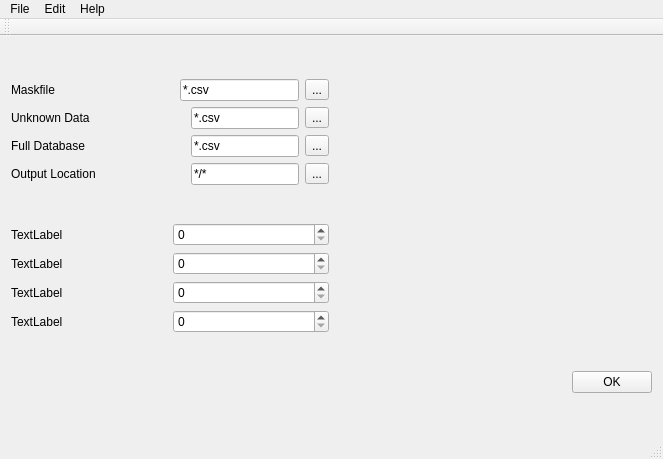
First picture: the form in gui/guitest.ui, repository tisaconundrum2/PySAT-GUI, before the edit.
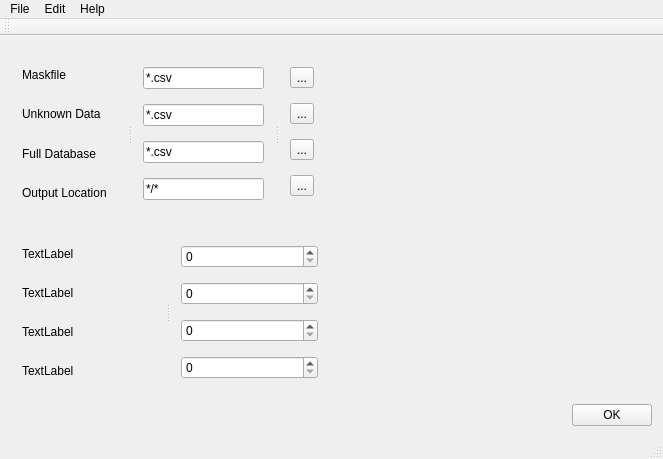
Second picture: the form after the edit.

What changed in the file:
```diff
--- a/gui/guitest.ui
+++ b/gui/guitest.ui
@@ -15,9 +15,39 @@
   </property>
   <widget class="QWidget" name="centralWidget">
    <layout class="QGridLayout" name="gridLayout">
+    <item row="2" column="1">
+     <layout class="QHBoxLayout" name="horizontalLayout_5">
+      <item>
+       <spacer name="horizontalSpacer_5">
+        <property name="orientation">
+         <enum>Qt::Horizontal</enum>
+        </property>
+        <property name="sizeHint" stdset="0">
+         <size>
+          <width>40</width>
+          <height>20</height>
+         </size>
+        </property>
+       </spacer>
+      </item>
+      <item>
+       <widget class="QPushButton" name="pushButton">
+        <property name="mouseTracking">
+         <bool>false</bool>
+        </property>
+        <property name="text">
+         <string>OK</string>
+        </property>
+       </widget>
+      </item>
+     </layout>
+    </item>
     <item row="1" column="0">
-     <layout class="QHBoxLayout" name="horizontalLayout_6">
-      <item>
+     <widget class="QSplitter" name="splitter">
+      <property name="orientation">
+       <enum>Qt::Horizontal</enum>
+      </property>
+      <widget class="QWidget" name="">
        <layout class="QVBoxLayout" name="verticalLayout_3">
         <item>
          <widget class="QLabel" name="label_5">
@@ -48,9 +78,9 @@
          </widget>
         </item>
        </layout>
-      </item>
-      <item>
-       <layout class="QVBoxLayout" name="verticalLayout_2">
+      </widget>
+      <widget class="QWidget" name="">
+       <layout class="QVBoxLayout" name="verticalLayout_4">
         <item>
          <widget class="QSpinBox" name="spinBox">
           <property name="maximum">
@@ -80,40 +110,16 @@
          </widget>
         </item>
        </layout>
-      </item>
-     </layout>
-    </item>
-    <item row="2" column="1">
-     <layout class="QHBoxLayout" name="horizontalLayout_5">
-      <item>
-       <spacer name="horizontalSpacer_5">
-        <property name="orientation">
-         <enum>Qt::Horizontal</enum>
-        </property>
-        <property name="sizeHint" stdset="0">
-         <size>
-          <width>40</width>
-          <height>20</height>
-         </size>
-        </property>
-       </spacer>
-      </item>
-      <item>
-       <widget class="QPushButton" name="pushButton">
-        <property name="mouseTracking">
-         <bool>false</bool>
-        </property>
-        <property name="text">
-         <string>OK</string>
-        </property>
-       </widget>
-      </item>
-     </layout>
+      </widget>
+     </widget>
     </item>
     <item row="0" column="0">
-     <layout class="QVBoxLayout" name="verticalLayout">
-      <item>
-       <layout class="QHBoxLayout" name="horizontalLayout_3">
+     <widget class="QSplitter" name="splitter_2">
+      <property name="orientation">
+       <enum>Qt::Horizontal</enum>
+      </property>
+      <widget class="QWidget" name="">
+       <layout class="QVBoxLayout" name="verticalLayout_6">
         <item>
          <widget class="QLabel" name="label_3">
           <property name="text">
@@ -122,40 +128,6 @@
          </widget>
         </item>
         <item>
-         <spacer name="horizontalSpacer">
-          <property name="orientation">
-           <enum>Qt::Horizontal</enum>
-          </property>
-          <property name="sizeHint" stdset="0">
-           <size>
-            <width>40</width>
-            <height>20</height>
-           </size>
-          </property>
-         </spacer>
-        </item>
-        <item>
-         <widget class="QLineEdit" name="lineEdit">
-          <property name="text">
-           <string extracomment="Make this change whenever a new file is selected">*.csv</string>
-          </property>
-          <property name="readOnly">
-           <bool>true</bool>
-          </property>
-         </widget>
-        </item>
-        <item>
-         <widget class="QToolButton" name="toolButton">
-          <property name="text">
-           <string>...</string>
-          </property>
-         </widget>
-        </item>
-       </layout>
-      </item>
-      <item>
-       <layout class="QHBoxLayout" name="horizontalLayout">
-        <item>
          <widget class="QLabel" name="label">
           <property name="text">
            <string>Unknown Data</string>
@@ -163,40 +135,6 @@
          </widget>
         </item>
         <item>
-         <spacer name="horizontalSpacer_3">
-          <property name="orientation">
-           <enum>Qt::Horizontal</enum>
-          </property>
-          <property name="sizeHint" stdset="0">
-           <size>
-            <width>40</width>
-            <height>20</height>
-           </size>
-          </property>
-         </spacer>
-        </item>
-        <item>
-         <widget class="QLineEdit" name="lineEdit_2">
-          <property name="text">
-           <string extracomment="Make this change whenever a new file is selected">*.csv</string>
-          </property>
-          <property name="readOnly">
-           <bool>true</bool>
-          </property>
-         </widget>
-        </item>
-        <item>
-         <widget class="QToolButton" name="toolButton_2">
-          <property name="text">
-           <string>...</string>
-          </property>
-         </widget>
-        </item>
-       </layout>
-      </item>
-      <item>
-       <layout class="QHBoxLayout" name="horizontalLayout_2">
-        <item>
          <widget class="QLabel" name="label_2">
           <property name="text">
            <string>Full Database</string>
@@ -204,58 +142,45 @@
          </widget>
         </item>
         <item>
-         <spacer name="horizontalSpacer_4">
-          <property name="orientation">
-           <enum>Qt::Horizontal</enum>
-          </property>
-          <property name="sizeHint" stdset="0">
-           <size>
-            <width>40</width>
-            <height>20</height>
-           </size>
-          </property>
-         </spacer>
-        </item>
-        <item>
-         <widget class="QLineEdit" name="lineEdit_3">
-          <property name="text">
-           <string extracomment="Make this change whenever a new file is selected">*.csv</string>
-          </property>
-          <property name="readOnly">
-           <bool>true</bool>
-          </property>
-         </widget>
-        </item>
-        <item>
-         <widget class="QToolButton" name="toolButton_3">
-          <property name="text">
-           <string>...</string>
-          </property>
-         </widget>
-        </item>
-       </layout>
-      </item>
-      <item>
-       <layout class="QHBoxLayout" name="horizontalLayout_4">
-        <item>
          <widget class="QLabel" name="label_4">
           <property name="text">
            <string>Output Location</string>
           </property>
          </widget>
         </item>
+       </layout>
+      </widget>
+      <widget class="QWidget" name="">
+       <layout class="QVBoxLayout" name="verticalLayout_5">
         <item>
-         <spacer name="horizontalSpacer_2">
-          <property name="orientation">
-           <enum>Qt::Horizontal</enum>
+         <widget class="QLineEdit" name="lineEdit">
+          <property name="text">
+           <string extracomment="Make this change whenever a new file is selected">*.csv</string>
           </property>
-          <property name="sizeHint" stdset="0">
-           <size>
-            <width>40</width>
-            <height>20</height>
-           </size>
+          <property name="readOnly">
+           <bool>true</bool>
           </property>
-         </spacer>
+         </widget>
+        </item>
+        <item>
+         <widget class="QLineEdit" name="lineEdit_2">
+          <property name="text">
+           <string extracomment="Make this change whenever a new file is selected">*.csv</string>
+          </property>
+          <property name="readOnly">
+           <bool>true</bool>
+          </property>
+         </widget>
+        </item>
+        <item>
+         <widget class="QLineEdit" name="lineEdit_3">
+          <property name="text">
+           <string extracomment="Make this change whenever a new file is selected">*.csv</string>
+          </property>
+          <property name="readOnly">
+           <bool>true</bool>
+          </property>
+         </widget>
         </item>
         <item>
          <widget class="QLineEdit" name="lineEdit_4">
@@ -267,6 +192,31 @@
           </property>
          </widget>
         </item>
+       </layout>
+      </widget>
+      <widget class="QWidget" name="">
+       <layout class="QVBoxLayout" name="verticalLayout">
+        <item>
+         <widget class="QToolButton" name="toolButton">
+          <property name="text">
+           <string>...</string>
+          </property>
+         </widget>
+        </item>
+        <item>
+         <widget class="QToolButton" name="toolButton_2">
+          <property name="text">
+           <string>...</string>
+          </property>
+         </widget>
+        </item>
+        <item>
+         <widget class="QToolButton" name="toolButton_3">
+          <property name="text">
+           <string>...</string>
+          </property>
+         </widget>
+        </item>
         <item>
          <widget class="QToolButton" name="toolButton_4">
           <property name="text">
@@ -275,10 +225,31 @@
          </widget>
         </item>
        </layout>
-      </item>
-     </layout>
-    </item>
-   </layout>
+      </widget>
+     </widget>
+    </item>
+   </layout>
+   <zorder>spinBox_2</zorder>
+   <zorder>spinBox_4</zorder>
+   <zorder>spinBox</zorder>
+   <zorder>spinBox_3</zorder>
+   <zorder>label_8</zorder>
+   <zorder>label_7</zorder>
+   <zorder>label_6</zorder>
+   <zorder>label_5</zorder>
+   <zorder>spinBox</zorder>
+   <zorder>lineEdit_4</zorder>
+   <zorder>toolButton_3</zorder>
+   <zorder>toolButton_2</zorder>
+   <zorder>toolButton</zorder>
+   <zorder>toolButton_4</zorder>
+   <zorder>lineEdit_3</zorder>
+   <zorder>lineEdit</zorder>
+   <zorder>lineEdit_2</zorder>
+   <zorder>label_4</zorder>
+   <zorder>label_2</zorder>
+   <zorder>label</zorder>
+   <zorder>label_3</zorder>
   </widget>
   <widget class="QMenuBar" name="menuBar">
    <property name="geometry">
@@ -295,7 +266,7 @@
     </property>
     <addaction name="actionNew"/>
     <addaction name="actionOpen"/>
-    <addaction name="actionSave_Session_2"/>
+    <addaction name="actionSave_Session"/>
     <addaction name="separator"/>
     <addaction name="actionExit"/>
    </widget>
@@ -369,11 +340,6 @@
    </property>
   </action>
   <action name="actionSave_Session">
-   <property name="text">
-    <string>Save Session</string>
-   </property>
-  </action>
-  <action name="actionSave_Session_2">
    <property name="text">
     <string>Save Session...</string>
    </property>
```
